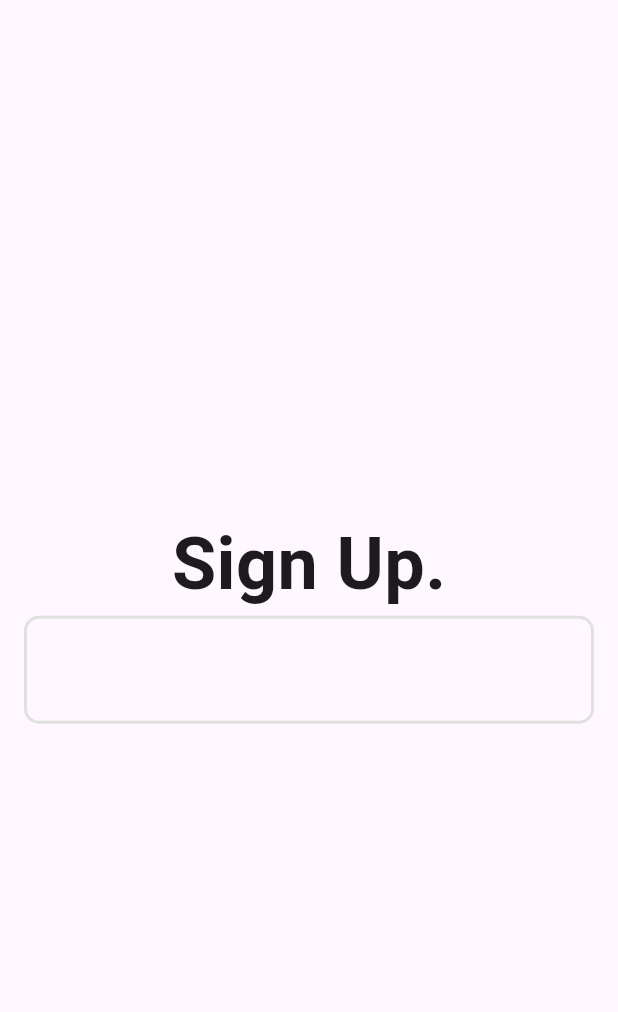
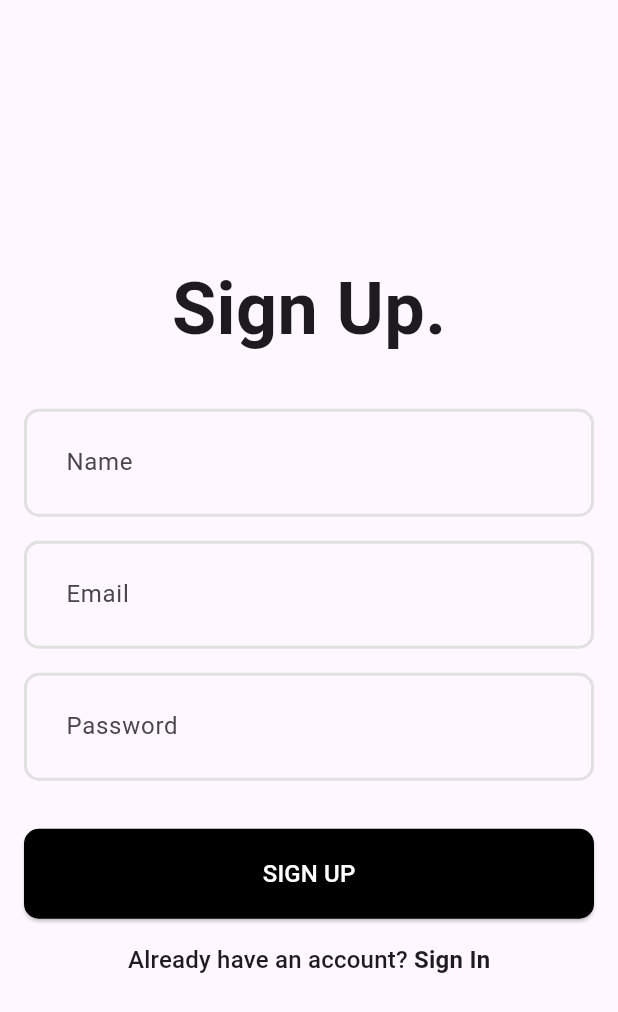
Before and after one commit to hayohtee/task_app, a Flutter app: the screen it shows after launch, on a phone screen of 412 x 824 dp. Shown: the top 1012 px of the screen. Run offline on Flutter 3.47's test engine with Material 3 defaults, Android fonts, the phone set to English and light mode, and no system bars.

Commit message:
Update SignUpScreen

```diff
--- a/frontend/lib/features/auth/screens/signup_screen.dart
+++ b/frontend/lib/features/auth/screens/signup_screen.dart
@@ -11,12 +11,15 @@ class _SignUpScreenState extends State<SignUpScreen> {
   final _emailController = TextEditingController();
   final _passwordController = TextEditingController();
   final _nameController = TextEditingController();
+  final _formKey = GlobalKey<FormState>();
 
   @override
   Widget build(BuildContext context) {
     return Scaffold(
       body: Padding(
         padding: const EdgeInsets.all(16.0),
+        child: Form(
+          key: _formKey,
           child: Column(
             mainAxisAlignment: MainAxisAlignment.center,
             crossAxisAlignment: CrossAxisAlignment.center,
@@ -28,8 +31,75 @@ class _SignUpScreenState extends State<SignUpScreen> {
                   fontWeight: FontWeight.bold,
                 ),
               ),
-            TextFormField()
+              SizedBox(height: 32),
+              TextFormField(
+                controller: _nameController,
+                cursorColor: Colors.black,
+                decoration: InputDecoration(hintText: "Name"),
+                validator: (value) {
+                  if (value == null || value.trim().isEmpty) {
+                    return "Name field cannot be empty";
+                  }
+                  return null;
+                },
+              ),
+              SizedBox(height: 16),
+              TextFormField(
+                controller: _emailController,
+                decoration: InputDecoration(hintText: "Email"),
+                validator: (value) {
+                  final regex = RegExp(
+                      r"^[a-zA-Z0-9.a-zA-Z0-9.!#$%&'*+-/=?^_`{|}~]+@[a-zA-Z0-9]+\.[a-zA-Z]+");
+
+                  if (value == null) {
+                    return "Email field cannot be empty";
+                  }
+
+                  if (!regex.hasMatch(value.trim())) {
+                    return "Email field contains an invalid email address";
+                  }
+                  return null;
+                },
+              ),
+              SizedBox(height: 16),
+              TextFormField(
+                controller: _passwordController,
+                decoration: InputDecoration(hintText: "Password"),
+                validator: (value) {
+                  if (value == null || value.trim().isEmpty) {
+                    return "Password field cannot be empty";
+                  }
+
+                  if (value.trim().length < 6) {
+                    return "Password field should be at least 7 characters long";
+                  }
+
+                  return null;
+                },
+              ),
+              SizedBox(height: 32),
+              ElevatedButton(
+                onPressed: () {},
+                child: Text(
+                  "SIGN UP",
+                  style: TextStyle(fontSize: 16),
+                ),
+              ),
+              SizedBox(height: 16),
+              RichText(
+                text: TextSpan(
+                  text: "Already have an account? ",
+                  style: TextTheme.of(context).titleMedium,
+                  children: [
+                    TextSpan(
+                      text: "Sign In",
+                      style: TextStyle(fontWeight: FontWeight.bold),
+                    ),
                   ],
+                ),
+              )
+            ],
+          ),
         ),
       ),
     );
```
Lines whose indentation alone changed are shown as unchanged.
